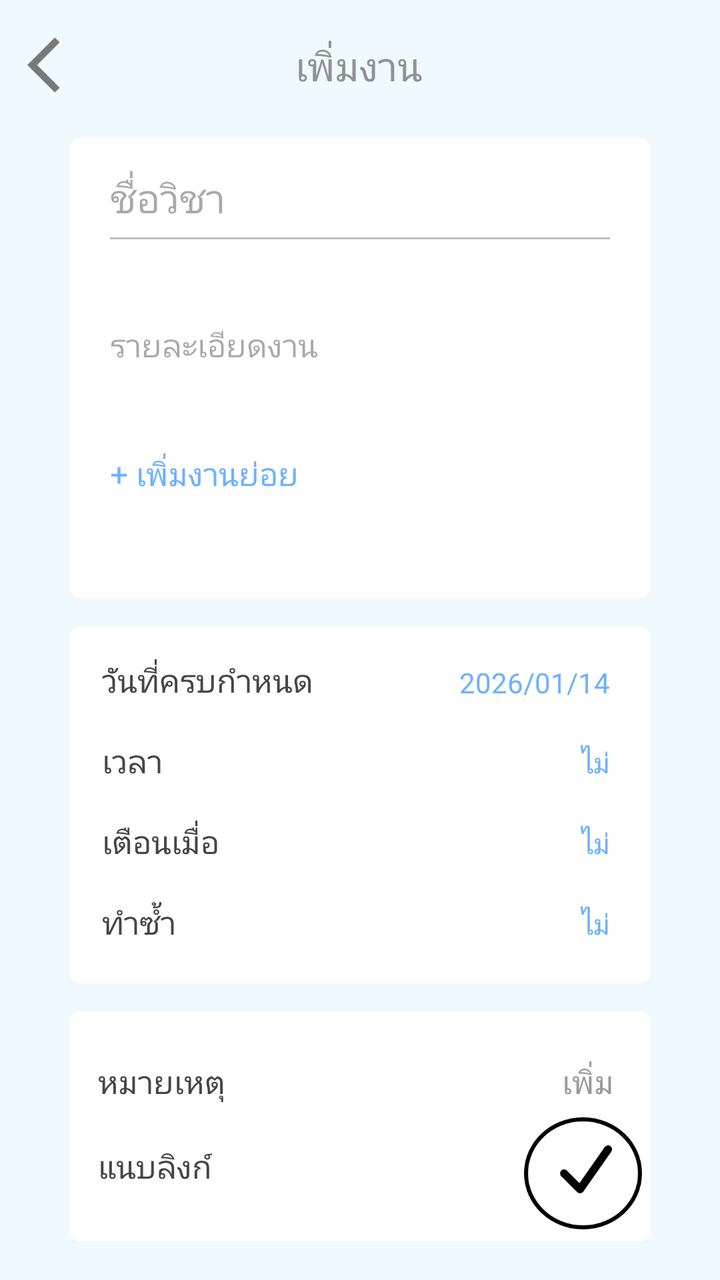
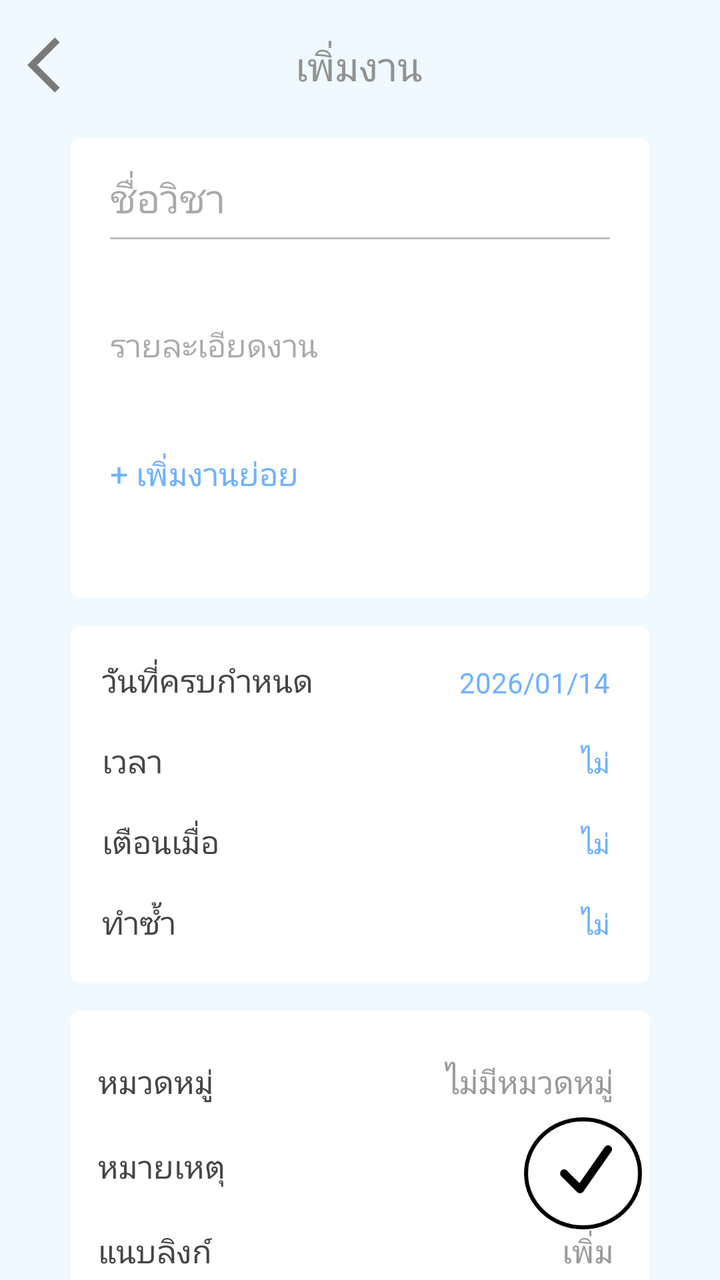

Screens rendered from an Android XML layout before and after an edit, with the pre-edit source and the edit as a unified diff.
<!-- AndroidManifest.xml: application theme Theme.Project -->
<!-- res/layout/activity_add_task.xml -->
<?xml version="1.0" encoding="utf-8"?>
<androidx.constraintlayout.widget.ConstraintLayout
        xmlns:android="http://schemas.android.com/apk/res/android"
        xmlns:app="http://schemas.android.com/apk/res-auto"
        android:id="@+id/main"
        android:layout_width="match_parent"
        android:layout_height="match_parent"
        android:background="#F0F9FF">

    

    

    <ImageView
        android:id="@+id/btnBack"
        android:layout_width="33dp"
        android:layout_height="33dp"
        android:layout_marginTop="16dp"
        android:src="@drawable/arrow_back_ios_24"
        app:layout_constraintEnd_toEndOf="parent"
        app:layout_constraintHorizontal_bias="0.042"
        app:layout_constraintStart_toStartOf="parent"
        app:layout_constraintTop_toTopOf="parent" />

    
    <TextView
        android:id="@+id/title"
        android:layout_width="wrap_content"
        android:layout_height="wrap_content"
        android:text="เพิ่มงาน"
        android:textColor="#929292"
        android:textSize="20sp"
        app:layout_constraintBottom_toBottomOf="parent"
        app:layout_constraintEnd_toEndOf="parent"
        app:layout_constraintHorizontal_bias="0.498"
        app:layout_constraintStart_toStartOf="parent"
        app:layout_constraintTop_toTopOf="@id/btnBack"
        app:layout_constraintVertical_bias="0.005" />

    <androidx.cardview.widget.CardView
            android:id="@+id/card1"
            android:layout_width="0dp"
            android:layout_height="230dp"
            android:layout_marginStart="35dp"
            android:layout_marginEnd="35dp"
            android:layout_marginTop="20dp"
            app:cardCornerRadius="5dp"
            app:cardElevation="0dp"
            app:cardBackgroundColor="#FFFFFF"
            app:layout_constraintTop_toBottomOf="@id/btnBack"
            app:layout_constraintStart_toStartOf="parent"
            app:layout_constraintEnd_toEndOf="parent">

        <LinearLayout
            android:layout_width="match_parent"
            android:layout_height="match_parent"
            android:orientation="vertical"
            android:paddingStart="20dp"
            android:paddingTop="16dp"
            android:paddingEnd="20dp">

            <EditText
                android:id="@+id/addProjName"
                android:layout_width="match_parent"
                android:layout_height="wrap_content"
                android:background="@android:color/transparent"
                android:hint="ชื่อวิชา"
                android:textColor="#454545"
                android:textSize="20sp" />

            <View
                android:layout_width="match_parent"
                android:layout_height="1dp"
                android:layout_marginTop="6dp"
                android:background="#BEBEBE" />

            <EditText
                android:id="@+id/addProjDetail"
                android:layout_width="match_parent"
                android:layout_height="wrap_content"
                android:layout_marginTop="8dp"
                android:background="@android:color/transparent"
                android:hint="รายละเอียดงาน"
                android:minHeight="90dp"
                android:textColor="#9A9A9A"
                android:textSize="16sp" />

            <TextView
                android:id="@+id/addSubtask"
                android:layout_width="wrap_content"
                android:layout_height="wrap_content"
                android:layout_marginTop="8dp"
                android:text="+ เพิ่มงานย่อย"
                android:textColor="#6DB1FF"
                android:textSize="16sp" />

            <androidx.recyclerview.widget.RecyclerView
                android:id="@+id/recyclerSubtask"
                android:layout_width="match_parent"
                android:layout_height="wrap_content"
                android:visibility="gone" />

        </LinearLayout>

    </androidx.cardview.widget.CardView>

    
    <androidx.cardview.widget.CardView
            android:id="@+id/card2"
            android:layout_width="0dp"
            android:layout_height="wrap_content"
            android:layout_marginStart="35dp"
            android:layout_marginEnd="35dp"
            android:layout_marginTop="14dp"
            app:cardCornerRadius="5dp"
            app:cardElevation="0dp"
            app:cardBackgroundColor="#FFFFFF"
            app:layout_constraintTop_toBottomOf="@id/card1"
            app:layout_constraintStart_toStartOf="parent"
            app:layout_constraintEnd_toEndOf="parent">

        <androidx.constraintlayout.widget.ConstraintLayout
                android:layout_width="match_parent"
                android:layout_height="wrap_content"
                android:padding="16dp">

            
            <TextView
                    android:id="@+id/txtDueLabel"
                    android:layout_width="wrap_content"
                    android:layout_height="wrap_content"
                    android:text="วันที่ครบกำหนด"
                    android:textSize="16sp"
                    android:textColor="#454545"
                    app:layout_constraintStart_toStartOf="parent"
                    app:layout_constraintTop_toTopOf="parent"/>

            <TextView
                    android:id="@+id/txtDueValue"
                    android:layout_width="wrap_content"
                    android:layout_height="wrap_content"
                    android:text="2026/01/14"
                    android:textSize="14sp"
                    android:textColor="#6DB1FF"
                    android:clickable="true"
                    android:focusable="true"
                    android:background="?attr/selectableItemBackgroundBorderless"
                    android:padding="4dp"
                    app:layout_constraintEnd_toEndOf="parent"
                    app:layout_constraintBaseline_toBaselineOf="@id/txtDueLabel"/>

            
            <TextView
                    android:id="@+id/txtTimeLabel"
                    android:layout_width="wrap_content"
                    android:layout_height="wrap_content"
                    android:text="เวลา"
                    android:textSize="16sp"
                    android:textColor="#454545"
                    android:layout_marginTop="18dp"
                    app:layout_constraintStart_toStartOf="parent"
                    app:layout_constraintTop_toBottomOf="@id/txtDueLabel"/>

            <TextView
                    android:id="@+id/txtTimeValue"
                    android:layout_width="wrap_content"
                    android:layout_height="wrap_content"
                    android:text="ไม่"
                    android:textSize="14sp"
                    android:textColor="#6DB1FF"
                    android:clickable="true"
                    android:focusable="true"
                    android:background="?attr/selectableItemBackgroundBorderless"
                    android:padding="4dp"
                    app:layout_constraintEnd_toEndOf="parent"
                    app:layout_constraintBaseline_toBaselineOf="@id/txtTimeLabel"/>

            
            <TextView
                    android:id="@+id/txtNotifyLabel"
                    android:layout_width="wrap_content"
                    android:layout_height="wrap_content"
                    android:text="เตือนเมื่อ"
                    android:textSize="16sp"
                    android:textColor="#454545"
                    android:layout_marginTop="18dp"
                    app:layout_constraintStart_toStartOf="parent"
                    app:layout_constraintTop_toBottomOf="@id/txtTimeLabel"/>

            <TextView
                    android:id="@+id/txtNotifyValue"
                    android:layout_width="wrap_content"
                    android:layout_height="wrap_content"
                    android:text="ไม่"
                    android:textSize="14sp"
                    android:textColor="#6DB1FF"
                    android:clickable="true"
                    android:focusable="true"
                    android:background="?attr/selectableItemBackgroundBorderless"
                    android:padding="4dp"
                    app:layout_constraintEnd_toEndOf="parent"
                    app:layout_constraintBaseline_toBaselineOf="@id/txtNotifyLabel"/>

            
            <TextView
                    android:id="@+id/txtRepeatLabel"
                    android:layout_width="wrap_content"
                    android:layout_height="wrap_content"
                    android:text="ทำซ้ำ"
                    android:textSize="16sp"
                    android:textColor="#454545"
                    android:layout_marginTop="18dp"
                    app:layout_constraintStart_toStartOf="parent"
                    app:layout_constraintTop_toBottomOf="@id/txtNotifyLabel"/>

            <TextView
                    android:id="@+id/txtRepeatValue"
                    android:layout_width="wrap_content"
                    android:layout_height="wrap_content"
                    android:text="ไม่"
                    android:textSize="14sp"
                    android:textColor="#6DB1FF"
                    android:clickable="true"
                    android:focusable="true"
                    android:background="?attr/selectableItemBackgroundBorderless"
                    android:padding="4dp"
                    app:layout_constraintEnd_toEndOf="parent"
                    app:layout_constraintBaseline_toBaselineOf="@id/txtRepeatLabel"/>

        </androidx.constraintlayout.widget.ConstraintLayout>

    </androidx.cardview.widget.CardView>

    
    <androidx.cardview.widget.CardView
            android:id="@+id/card3"
            android:layout_width="0dp"
            android:layout_height="115dp"
            android:layout_marginStart="35dp"
            android:layout_marginEnd="35dp"
            android:layout_marginTop="14dp"
            app:cardCornerRadius="5dp"
            app:cardElevation="0dp"
            app:cardBackgroundColor="#FFFFFF"
            app:layout_constraintTop_toBottomOf="@id/card2"
            app:layout_constraintStart_toStartOf="parent"
            app:layout_constraintEnd_toEndOf="parent">

        <LinearLayout
                android:layout_width="match_parent"
                android:layout_height="match_parent"
                android:orientation="vertical"
                android:padding="14dp">

            
            <androidx.constraintlayout.widget.ConstraintLayout
                    android:layout_width="match_parent"
                    android:layout_height="wrap_content"
                    android:paddingTop="6dp"
                    android:paddingBottom="6dp">

                
                <TextView
                        android:id="@+id/tvNoteLabel"
                        android:layout_width="wrap_content"
                        android:layout_height="wrap_content"
                        android:text="หมายเหตุ"
                        android:textSize="16sp"
                        android:textColor="#454545"
                        app:layout_constraintStart_toStartOf="parent"
                        app:layout_constraintTop_toTopOf="parent"
                        app:layout_constraintBottom_toBottomOf="parent"/>

                
                <TextView
                        android:id="@+id/tvNoteValue"
                        android:layout_width="wrap_content"
                        android:layout_height="wrap_content"
                        android:text="เพิ่ม"
                        android:textSize="16sp"
                        android:textColor="#9A9A9A"
                        android:clickable="true"
                        android:focusable="true"
                        android:padding="4dp"
                        app:layout_constraintEnd_toEndOf="parent"
                        app:layout_constraintTop_toTopOf="parent"
                        app:layout_constraintBottom_toBottomOf="parent"/>
            </androidx.constraintlayout.widget.ConstraintLayout>


            
            <androidx.constraintlayout.widget.ConstraintLayout
                    android:layout_width="match_parent"
                    android:layout_height="wrap_content"
                    android:paddingTop="6dp"
                    android:paddingBottom="6dp">

                
                <TextView
                        android:id="@+id/tvLinkLabel"
                        android:layout_width="wrap_content"
                        android:layout_height="wrap_content"
                        android:text="แนบลิงก์"
                        android:textSize="16sp"
                        android:textColor="#454545"
                        app:layout_constraintStart_toStartOf="parent"
                        app:layout_constraintTop_toTopOf="parent"
                        app:layout_constraintBottom_toBottomOf="parent"/>

                
                <TextView
                        android:id="@+id/tvLinkValue"
                        android:layout_width="wrap_content"
                        android:layout_height="wrap_content"
                        android:text="เพิ่ม"
                        android:textSize="16sp"
                        android:textColor="#9A9A9A"
                        android:clickable="true"
                        android:focusable="true"
                        android:padding="4dp"
                        app:layout_constraintEnd_toEndOf="parent"
                        app:layout_constraintTop_toTopOf="parent"
                        app:layout_constraintBottom_toBottomOf="parent"/>
            </androidx.constraintlayout.widget.ConstraintLayout>

        </LinearLayout>

    </androidx.cardview.widget.CardView>

    
    <ImageView
        android:id="@+id/saveButton"
        android:layout_width="68dp"
        android:layout_height="64dp"
        android:src="@drawable/ic_check_circle"
        app:layout_constraintBottom_toBottomOf="parent"
        app:layout_constraintEnd_toEndOf="parent"
        app:layout_constraintHorizontal_bias="0.897"
        app:layout_constraintStart_toStartOf="parent"
        app:layout_constraintTop_toTopOf="parent"
        app:layout_constraintVertical_bias="0.956" />

</androidx.constraintlayout.widget.ConstraintLayout>
<!-- resources referenced by this layout -->
<resources>
  <!-- drawable arrow_back_ios_24 (drawable) -->
  <vector xmlns:android="http://schemas.android.com/apk/res/android" android:autoMirrored="true" android:height="24dp" android:tint="#797979" android:viewportHeight="960" android:viewportWidth="960" android:width="24dp">
        
      <path android:fillColor="@android:color/white" android:pathData="M400,880L0,480L400,80L471,151L142,480L471,809L400,880Z"/>
      
  </vector>
  <!-- drawable ic_check_circle (drawable) -->
  <vector xmlns:android="http://schemas.android.com/apk/res/android"
          android:width="68dp"
          android:height="64dp"
          android:viewportWidth="68"
          android:viewportHeight="64">
  
      
      <path
              android:pathData="M29.5,9
                            C45.2899,9 58,21.1368 58,36
                            C58,50.8632 45.2899,63 29.5,63
                            C13.7101,63 1,50.8632 1,36
                            C1,21.1368 13.7101,9 29.5,9 Z"
              android:fillColor="#FFFFFF"
              android:strokeColor="#000000"
              android:strokeWidth="2"/>
  
      
      <path
              android:pathData="M20,36 L28,44 L42,24"
              android:strokeColor="#000000"
              android:strokeWidth="4"
              android:fillColor="@android:color/transparent"
              android:strokeLineCap="round"
              android:strokeLineJoin="round"/>
  
  </vector>
  <style name="Theme.Project" parent="Base.Theme.Project" />
  <style name="Base.Theme.Project" parent="Theme.Material3.DayNight.NoActionBar">
          
          
      </style>
</resources>

<!-- the commit's change to res/layout/activity_add_task.xml (unified diff, before → after) -->
@@ -235,7 +235,7 @@
     <androidx.cardview.widget.CardView
             android:id="@+id/card3"
             android:layout_width="0dp"
-            android:layout_height="115dp"
+            android:layout_height="wrap_content"
             android:layout_marginStart="35dp"
             android:layout_marginEnd="35dp"
             android:layout_marginTop="14dp"
@@ -251,6 +251,41 @@
                 android:layout_height="match_parent"
                 android:orientation="vertical"
                 android:padding="14dp">
+
+            
+            <androidx.constraintlayout.widget.ConstraintLayout
+                android:layout_width="match_parent"
+                android:layout_height="wrap_content"
+                android:paddingTop="6dp"
+                android:paddingBottom="6dp">
+
+                
+                <TextView
+                    android:id="@+id/tvCategoryLabel"
+                    android:layout_width="wrap_content"
+                    android:layout_height="wrap_content"
+                    android:text="หมวดหมู่"
+                    android:textSize="16sp"
+                    android:textColor="#454545"
+                    app:layout_constraintStart_toStartOf="parent"
+                    app:layout_constraintTop_toTopOf="parent"
+                    app:layout_constraintBottom_toBottomOf="parent"/>
+
+                
+                <TextView
+                    android:id="@+id/tvCategoryValue"
+                    android:layout_width="wrap_content"
+                    android:layout_height="wrap_content"
+                    android:text="ไม่มีหมวดหมู่"
+                    android:textSize="16sp"
+                    android:textColor="#9A9A9A"
+                    android:clickable="true"
+                    android:focusable="true"
+                    android:padding="4dp"
+                    app:layout_constraintEnd_toEndOf="parent"
+                    app:layout_constraintTop_toTopOf="parent"
+                    app:layout_constraintBottom_toBottomOf="parent"/>
+            </androidx.constraintlayout.widget.ConstraintLayout>
 
             
             <androidx.constraintlayout.widget.ConstraintLayout
